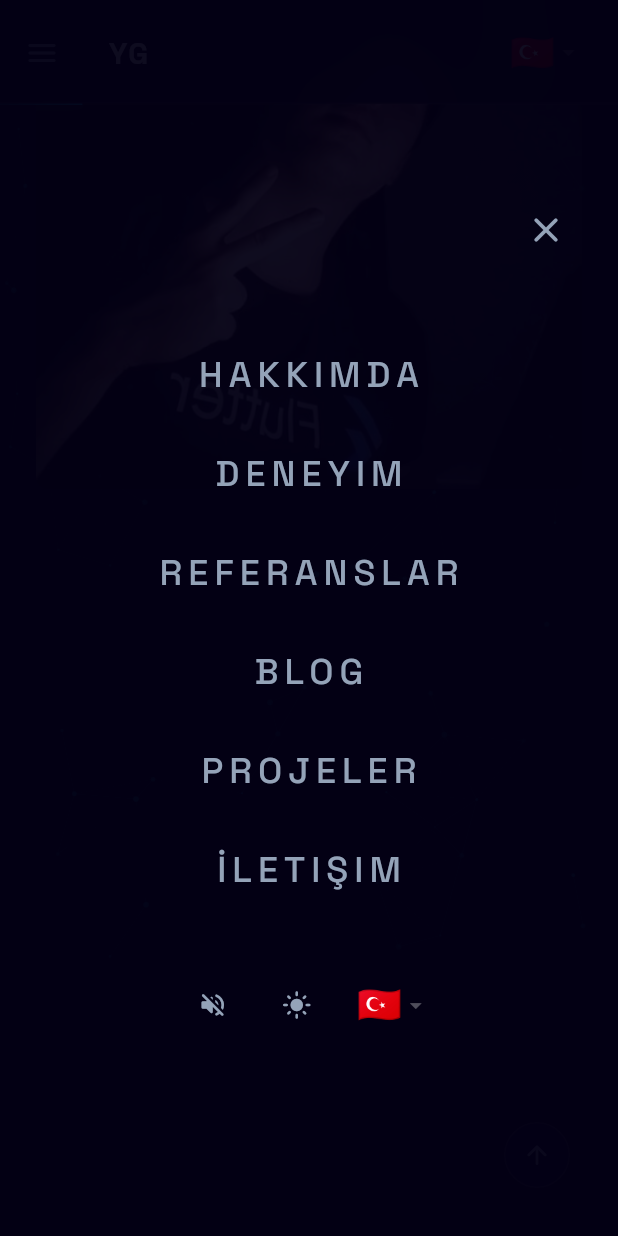
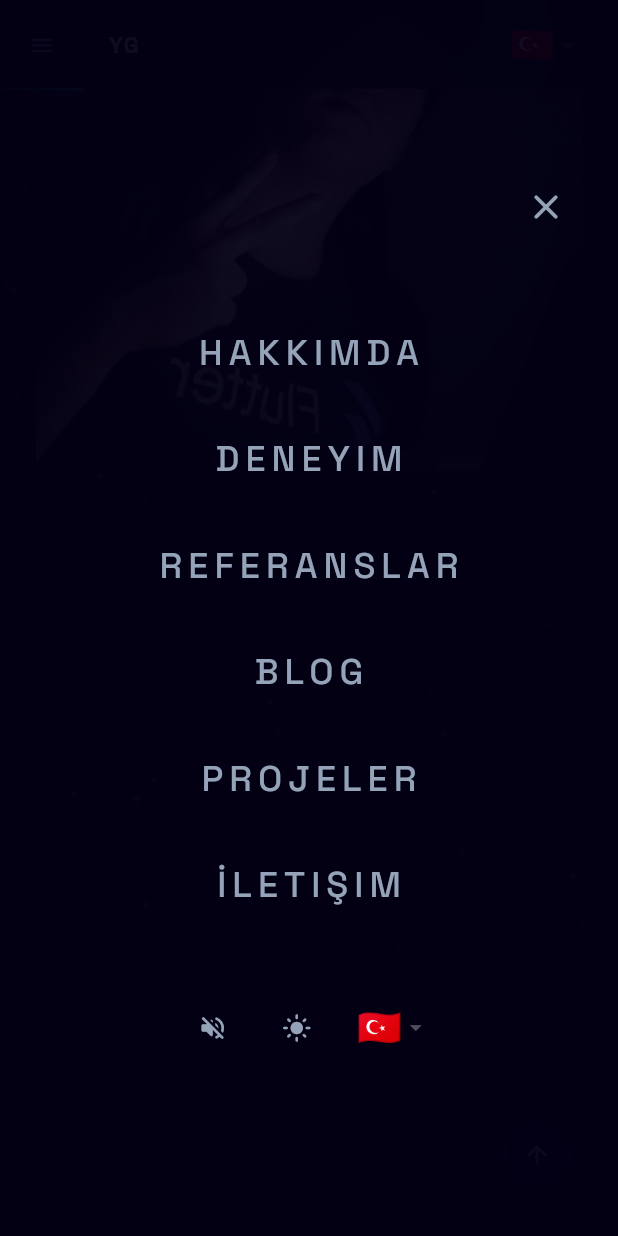
Before and after one commit to Yusufihsangorgel/Flutter-Web-Portfolio, a Flutter app: the screen it shows after launch, scrolled down 1152 dp, after a tap on the "menu" icon, on a phone screen of 412 x 824 dp. Run offline on Flutter 3.47's test engine with Material 3 defaults, Android fonts, the phone set to English and light mode, and no system bars; our stand-ins replace flutter_i18n, get, google_fonts, shared_preferences, web; missing offline and left inert: dart:js_interop; network calls fail.

Commit message:
Add link underline expand on hover, AppBar shrinks 80→60px on scroll
Footer social links get animated underline (0→full width on hover).
Mobile nav items get same effect. AppBar interpolates height based
on scroll offset with proportional logo/nav scaling.

```diff
--- a/lib/app/widgets/custom_sliver_app_bar.dart
+++ b/lib/app/widgets/custom_sliver_app_bar.dart
@@ -16,7 +16,8 @@ import 'package:flutter_web_portfolio/app/widgets/cinematic_focusable.dart';
 import 'package:flutter_web_portfolio/app/widgets/language_switcher.dart';
 
 /// Minimal floating navigation — cinematic, no numbered sections.
-class CustomSliverAppBar extends StatelessWidget {
+/// Shrinks from 80px to 60px as the user scrolls down (200px threshold).
+class CustomSliverAppBar extends StatefulWidget {
   const CustomSliverAppBar({
     super.key,
     required this.languageController,
@@ -30,6 +31,55 @@ class CustomSliverAppBar extends StatelessWidget {
 
   static const _navSections = ['about', 'experience', 'testimonials', 'blog', 'projects', 'contact'];
 
+  /// Maximum (expanded) toolbar height.
+  static const _maxHeight = 80.0;
+
+  /// Minimum (collapsed) toolbar height.
+  static const _minHeight = 60.0;
+
+  /// Scroll distance over which the bar shrinks.
+  static const _shrinkScrollExtent = 200.0;
+
+  @override
+  State<CustomSliverAppBar> createState() => _CustomSliverAppBarState();
+}
+
+class _CustomSliverAppBarState extends State<CustomSliverAppBar> {
+  double _toolbarHeight = CustomSliverAppBar._maxHeight;
+
+  /// Scale factor for logo and nav items: 1.0 at top, smaller when collapsed.
+  double get _scaleFactor =>
+      _toolbarHeight / CustomSliverAppBar._maxHeight;
+
+  @override
+  void initState() {
+    super.initState();
+    widget.scrollController.scrollController.addListener(_onScroll);
+  }
+
+  @override
+  void dispose() {
+    widget.scrollController.scrollController.removeListener(_onScroll);
+    super.dispose();
+  }
+
+  void _onScroll() {
+    final controller = widget.scrollController.scrollController;
+    if (!controller.hasClients) return;
+
+    final offset = controller.offset.clamp(0.0, CustomSliverAppBar._shrinkScrollExtent);
+    final t = offset / CustomSliverAppBar._shrinkScrollExtent;
+    final newHeight = lerpDouble(
+      CustomSliverAppBar._maxHeight,
+      CustomSliverAppBar._minHeight,
+      t,
+    )!;
+
+    if ((newHeight - _toolbarHeight).abs() > 0.5) {
+      setState(() => _toolbarHeight = newHeight);
+    }
+  }
+
   @override
   Widget build(BuildContext context) {
     final screenWidth = MediaQuery.sizeOf(context).width;
@@ -39,7 +89,7 @@ class CustomSliverAppBar extends StatelessWidget {
       floating: false,
       snap: false,
       pinned: true,
-      toolbarHeight: 70,
+      toolbarHeight: _toolbarHeight,
       backgroundColor: Colors.transparent,
       elevation: 0,
       automaticallyImplyLeading: false,
@@ -71,12 +121,13 @@ class CustomSliverAppBar extends StatelessWidget {
                 ),
               ),
             ),
-            _SceneProgressBar(scrollController: scrollController),
+            _SceneProgressBar(scrollController: widget.scrollController),
           ],
         );
       }),
       title: _LogoText(
-        onTap: () => scrollController.scrollToSection('home'),
+        onTap: () => widget.scrollController.scrollToSection('home'),
+        scaleFactor: _scaleFactor,
       ),
       leading: isMobile
           ? Builder(
@@ -86,7 +137,7 @@ class CustomSliverAppBar extends StatelessWidget {
                   icon: Icon(
                     Icons.menu_rounded,
                     color: isDark ? AppColors.textPrimary : AppColors.lightTextPrimary,
-                    size: 24,
+                    size: 24 * _scaleFactor,
                   ),
                   onPressed: () => _showMobileMenu(context),
                 );
@@ -98,25 +149,26 @@ class CustomSliverAppBar extends StatelessWidget {
         if (!isMobile) const _AudioToggleButton(),
         if (!isMobile) const _ThemeToggleButton(),
         const LanguageSwitcher(),
-        ...?actions,
+        ...?widget.actions,
         const SizedBox(width: 16),
       ],
     );
   }
 
   Widget _buildNavItems() => Obx(() {
-    final currentSection = scrollController.activeSection.value;
+    final currentSection = widget.scrollController.activeSection.value;
     return Row(
       mainAxisAlignment: MainAxisAlignment.end,
       children: [
-        for (int i = 0; i < _navSections.length; i++)
+        for (int i = 0; i < CustomSliverAppBar._navSections.length; i++)
           _NavItem(
-            label: languageController.getText(
-              'nav.${_navSections[i]}',
-              defaultValue: _navSections[i].toUpperCase(),
+            label: widget.languageController.getText(
+              'nav.${CustomSliverAppBar._navSections[i]}',
+              defaultValue: CustomSliverAppBar._navSections[i].toUpperCase(),
             ),
-            isActive: currentSection == _navSections[i],
-            onTap: () => scrollController.scrollToSection(_navSections[i]),
+            isActive: currentSection == CustomSliverAppBar._navSections[i],
+            onTap: () => widget.scrollController.scrollToSection(CustomSliverAppBar._navSections[i]),
+            scaleFactor: _scaleFactor,
           ),
       ],
     );
@@ -142,9 +194,9 @@ class CustomSliverAppBar extends StatelessWidget {
           ),
       pageBuilder: (context, animation, secondaryAnimation) =>
           _MobileMenuOverlay(
-            navSections: _navSections,
-            languageController: languageController,
-            scrollController: scrollController,
+            navSections: CustomSliverAppBar._navSections,
+            languageController: widget.languageController,
+            scrollController: widget.scrollController,
           ),
     );
   }
@@ -154,8 +206,9 @@ class CustomSliverAppBar extends StatelessWidget {
 // Logo: "YG" — Space Grotesk Bold, hover glow
 // ---------------------------------------------------------------------------
 class _LogoText extends StatefulWidget {
-  const _LogoText({required this.onTap});
+  const _LogoText({required this.onTap, this.scaleFactor = 1.0});
   final VoidCallback onTap;
+  final double scaleFactor;
 
   @override
   State<_LogoText> createState() => _LogoTextState();
@@ -181,7 +234,7 @@ class _LogoTextState extends State<_LogoText> {
           child: Text(
             'YG',
             style: GoogleFonts.spaceGrotesk(
-              fontSize: 20,
+              fontSize: 20 * widget.scaleFactor,
               fontWeight: FontWeight.w700,
               color: _hovered ? hoverColor : baseColor,
               letterSpacing: 1,
@@ -297,11 +350,13 @@ class _NavItem extends StatefulWidget {
     required this.label,
     required this.isActive,
     required this.onTap,
+    this.scaleFactor = 1.0,
   });
 
   final String label;
   final bool isActive;
   final VoidCallback onTap;
+  final double scaleFactor;
 
   @override
   State<_NavItem> createState() => _NavItemState();
@@ -331,7 +386,7 @@ class _NavItemState extends State<_NavItem> {
               Text(
                 widget.label.toUpperCase(),
                 style: GoogleFonts.spaceGrotesk(
-                  fontSize: 12,
+                  fontSize: 12 * widget.scaleFactor,
                   fontWeight: widget.isActive ? FontWeight.w600 : FontWeight.w400,
                   color: widget.isActive
                       ? activeColor
@@ -483,14 +538,14 @@ class _MobileMenuOverlay extends StatelessWidget {
               ),
             const SizedBox(height: 32),
             // Mobile-only controls
-            Row(
+            const Row(
               mainAxisSize: MainAxisSize.min,
               children: [
-                const _AudioToggleButton(),
-                const SizedBox(width: 8),
-                const _ThemeToggleButton(),
-                const SizedBox(width: 8),
-                const LanguageSwitcher(key: ValueKey('mobile-lang')),
+                _AudioToggleButton(),
+                SizedBox(width: 8),
+                _ThemeToggleButton(),
+                SizedBox(width: 8),
+                LanguageSwitcher(key: ValueKey('mobile-lang')),
               ],
             ),
           ],
@@ -526,7 +581,10 @@ class _MobileNavItemState extends State<_MobileNavItem> {
         onTap: widget.onTap,
         child: Padding(
           padding: const EdgeInsets.symmetric(vertical: 16),
-          child: Text(
+          child: Column(
+            mainAxisSize: MainAxisSize.min,
+            children: [
+              Text(
                 widget.label.toUpperCase(),
                 style: GoogleFonts.spaceGrotesk(
                   color: _hovered ? activeColor : inactiveColor,
@@ -535,6 +593,16 @@ class _MobileNavItemState extends State<_MobileNavItem> {
                   letterSpacing: 4,
                 ),
               ),
+              const SizedBox(height: 4),
+              AnimatedContainer(
+                duration: AppDurations.fast,
+                curve: CinematicCurves.hoverLift,
+                height: 1,
+                width: _hovered ? 40 : 0,
+                color: (isDark ? Colors.white : Colors.black).withValues(alpha: 0.3),
+              ),
+            ],
+          ),
         ),
       ),
     );
--- a/lib/app/widgets/footer.dart
+++ b/lib/app/widgets/footer.dart
@@ -5,6 +5,8 @@ import 'package:google_fonts/google_fonts.dart';
 import 'package:url_launcher/url_launcher.dart';
 import 'package:flutter_web_portfolio/app/controllers/language_controller.dart';
 import 'package:flutter_web_portfolio/app/core/constants/app_colors.dart';
+import 'package:flutter_web_portfolio/app/core/constants/cinematic_curves.dart';
+import 'package:flutter_web_portfolio/app/core/constants/durations.dart';
 import 'package:flutter_web_portfolio/app/widgets/cinematic_focusable.dart';
 
 /// Footer with social links pulled from cvData.
@@ -87,14 +89,41 @@ class _SocialLinkState extends State<_SocialLink> {
     child: Semantics(
       link: true,
       label: widget.label,
-      child: Text(
-        widget.label,
-      style: GoogleFonts.jetBrainsMono(
-        fontSize: 13,
-        color: _hovered ? AppColors.textBright : AppColors.textSecondary,
+      child: Column(
+        mainAxisSize: MainAxisSize.min,
+        crossAxisAlignment: CrossAxisAlignment.start,
+        children: [
+          Text(
+            widget.label,
+            style: GoogleFonts.jetBrainsMono(
+              fontSize: 13,
+              color: _hovered ? AppColors.textBright : AppColors.textSecondary,
+            ),
+          ),
+          const SizedBox(height: 2),
+          AnimatedContainer(
+            duration: AppDurations.fast,
+            curve: CinematicCurves.hoverLift,
+            height: 1,
+            width: _hovered ? _labelWidth(widget.label) : 0,
+            color: AppColors.accent.withValues(alpha: 0.6),
+          ),
+        ],
       ),
-    )),
+    ),
   );
+
+  /// Estimate the rendered width of the label text for the underline.
+  double _labelWidth(String text) {
+    final painter = TextPainter(
+      text: TextSpan(
+        text: text,
+        style: GoogleFonts.jetBrainsMono(fontSize: 13),
+      ),
+      textDirection: TextDirection.ltr,
+    )..layout();
+    return painter.width;
+  }
 }
 
 /// Subtle "View Source" link pointing to the GitHub repo.
```
Lines whose indentation alone changed are shown as unchanged.
